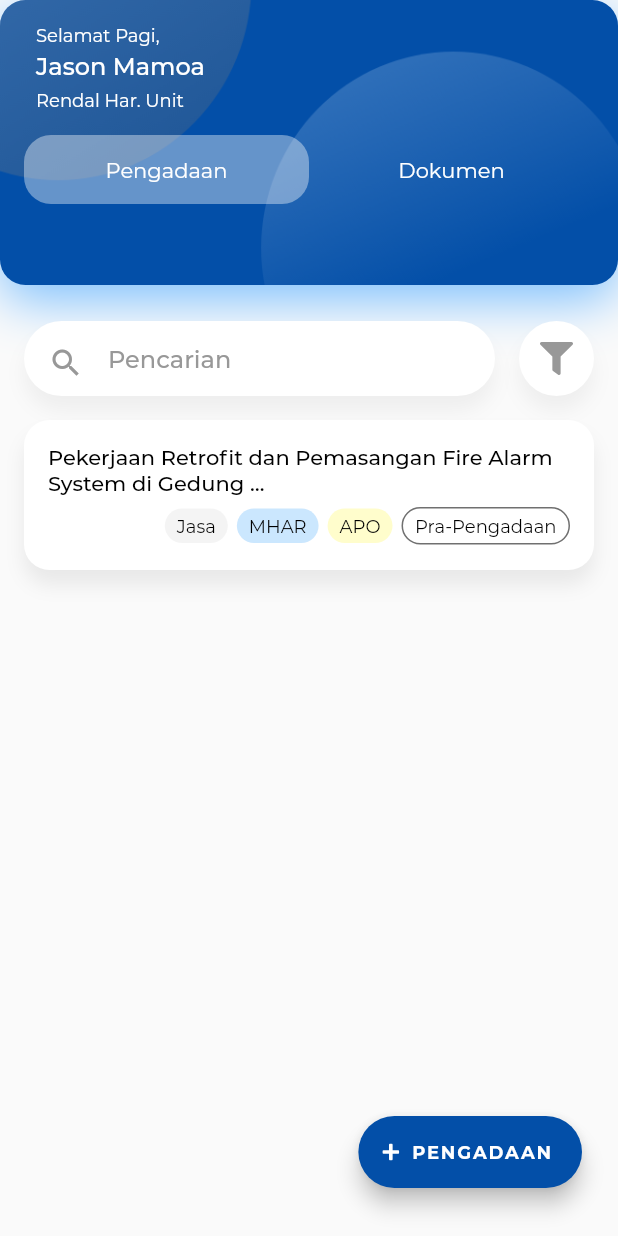
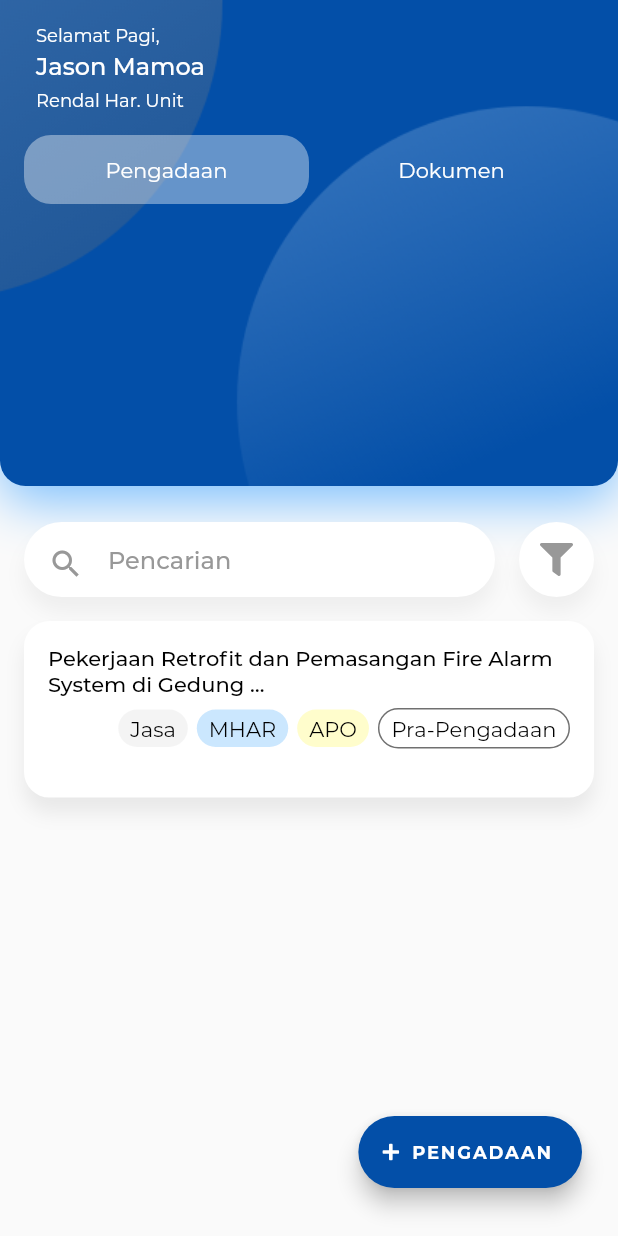
Before and after one commit to fridalfo/pbj-frontend, a Flutter app: the HomePage screen opened directly, on a phone screen of 412 x 824 dp. Run offline on Flutter 3.47's test engine with Material 2 defaults, Android fonts, the phone set to English and light mode, and no system bars; our stand-ins replace flutter_svg, motion_tab_bar; project files that could hold a hidden picture were left out.

Commit message:
halaman pengadaan

```diff
--- a/lib/component/appbar.dart
+++ b/lib/component/appbar.dart
@@ -29,7 +29,7 @@ class AppBarCard extends StatelessWidget {
           image: new AssetImage("assets/bg_appbar.png"),
           fit: BoxFit.cover,
         ),
-        borderRadius: BorderRadius.all(Radius.circular(17)),
+        borderRadius: BorderRadius.only(bottomLeft: Radius.circular(17),bottomRight: Radius.circular(17) ),
         boxShadow: [new BoxShadow(
           color: Color.fromRGBO(54, 159, 255, 0.65),
           offset: new Offset(0, 10),
--- a/lib/component/pengadaan_row.dart
+++ b/lib/component/pengadaan_row.dart
@@ -20,7 +20,7 @@ class PengadaanRow extends StatelessWidget {
         },
         child: AppCard(
           color: Colors.white,
-          height: 100,
+          height : MediaQuery.of(context).size.height/7,
           child: Padding(
             padding: const EdgeInsets.symmetric(horizontal: 16),
             child: Column(
@@ -37,12 +37,10 @@ class PengadaanRow extends StatelessWidget {
                         textAlign: TextAlign.left,
                         style: TextStyle(
                           fontFamily: 'MontserratMedium',
-                          fontSize: 14,
                           color: Colors.black,
                         )
                       ),
                       Padding(padding: EdgeInsets.only(top:8.0),),
-                      // Chips()
                       Row(
                         mainAxisAlignment: MainAxisAlignment.end,
                         children:<Widget> [
@@ -54,7 +52,7 @@ class PengadaanRow extends StatelessWidget {
                                 "Jasa",
                                 style: TextStyle(
                                 fontFamily: "Montserrat",
-                                fontSize: 12,
+
                                 color: Colors.black),
                               ),
                             ),
@@ -68,7 +66,7 @@ class PengadaanRow extends StatelessWidget {
                                 "MHAR",
                                 style: TextStyle(
                                 fontFamily: "Montserrat",
-                                fontSize: 12,
+
                                 color: Colors.black),
                               ),
                             ),
@@ -82,7 +80,7 @@ class PengadaanRow extends StatelessWidget {
                                 "APO",
                                 style: TextStyle(
                                 fontFamily: "Montserrat",
-                                fontSize: 12,
+
                                 color: Colors.black),
                               ),
                             ),
@@ -99,7 +97,7 @@ class PengadaanRow extends StatelessWidget {
                                 "Pra-Pengadaan",
                                 style: TextStyle(
                                 fontFamily: "Montserrat",
-                                fontSize: 12,
+
                                 color: Colors.black),
                               ),
                             ),
--- a/lib/screen/home_screen.dart
+++ b/lib/screen/home_screen.dart
@@ -354,7 +354,7 @@ class _HomePageState extends State<HomePage> with SingleTickerProviderStateMixin
   AppBarCard buildAppBarCard() {
     return AppBarCard(
           color: PbjAppPalette.blue,
-          height :190,
+          height : MediaQuery.of(context).size.height - 500,
           child: SafeArea(
             child: Column(
             mainAxisAlignment: MainAxisAlignment.start,
```
